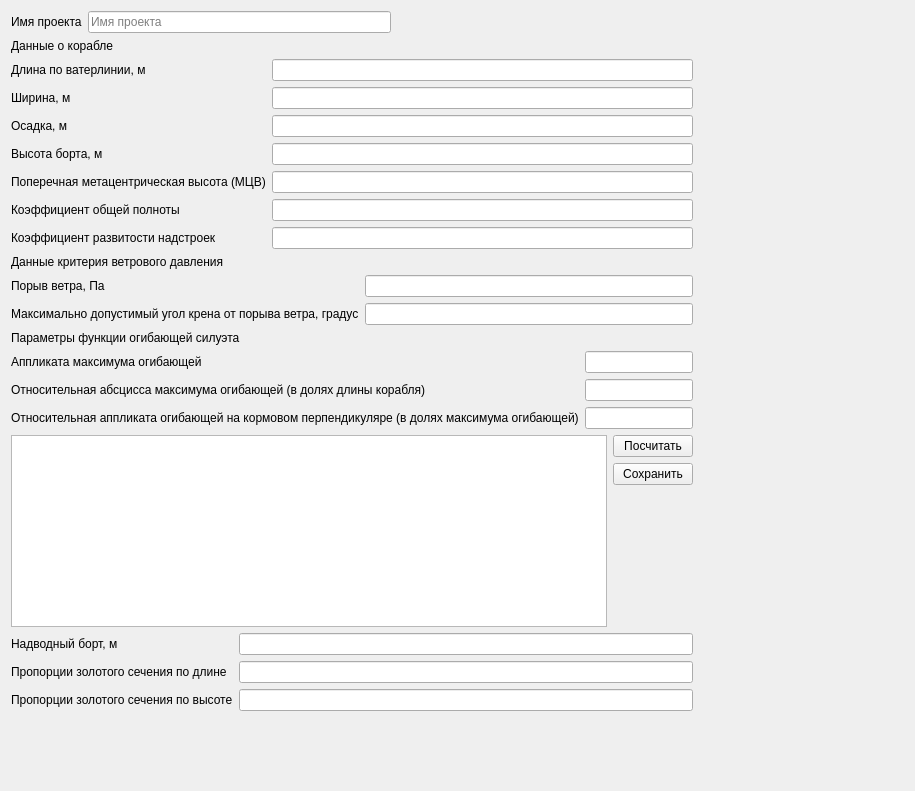
Above: source/gui/generaldata.ui from baseoleph/secad before the change. Below: the same form after it.
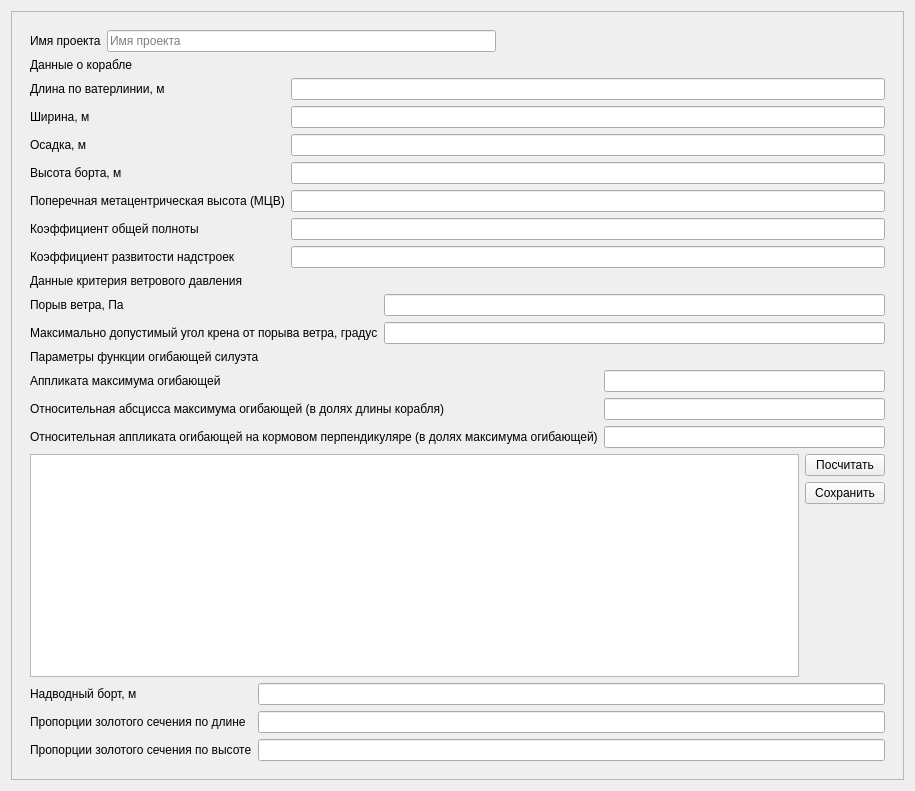
That is the form after the change.

```diff
--- a/source/gui/generaldata.ui
+++ b/source/gui/generaldata.ui
@@ -13,8 +13,26 @@
   <property name="windowTitle">
    <string>Form</string>
   </property>
-  <layout class="QGridLayout" name="gridLayout">
-   <item row="0" column="0" colspan="2">
+  <layout class="QVBoxLayout" name="verticalLayout_4">
+   <item>
+    <widget class="QScrollArea" name="scrollArea">
+     <property name="widgetResizable">
+      <bool>true</bool>
+     </property>
+     <widget class="QWidget" name="scrollAreaWidgetContents">
+      <property name="geometry">
+       <rect>
+        <x>0</x>
+        <y>0</y>
+        <width>895</width>
+        <height>771</height>
+       </rect>
+      </property>
+      <layout class="QVBoxLayout" name="verticalLayout_3">
+       <item>
+        <widget class="QWidget" name="widget" native="true">
+         <layout class="QVBoxLayout" name="verticalLayout_2">
+          <item>
     <layout class="QHBoxLayout" name="horizontalLayout">
      <item>
       <widget class="QLabel" name="label">
@@ -63,14 +81,14 @@
      </item>
     </layout>
    </item>
-   <item row="1" column="0" colspan="2">
+          <item>
     <widget class="QLabel" name="label_9">
      <property name="text">
       <string>Данные о корабле</string>
      </property>
     </widget>
    </item>
-   <item row="2" column="0" colspan="2">
+          <item>
     <layout class="QFormLayout" name="formLayout">
      <item row="0" column="0">
       <widget class="QLabel" name="label_2">
@@ -191,29 +209,16 @@
        </property>
       </widget>
      </item>
-    </layout>
-   </item>
-   <item row="2" column="2">
-    <spacer name="horizontalSpacer">
-     <property name="orientation">
-      <enum>Qt::Horizontal</enum>
-     </property>
-     <property name="sizeHint" stdset="0">
-      <size>
-       <width>40</width>
-       <height>20</height>
-      </size>
-     </property>
-    </spacer>
-   </item>
-   <item row="3" column="0" colspan="2">
+            <item row="7" column="0">
     <widget class="QLabel" name="label_10">
      <property name="text">
       <string>Данные критерия ветрового давления</string>
      </property>
     </widget>
    </item>
-   <item row="4" column="0" colspan="2">
+           </layout>
+          </item>
+          <item>
     <layout class="QFormLayout" name="formLayout_3">
      <item row="0" column="0">
       <widget class="QLabel" name="label_11">
@@ -237,14 +242,14 @@
      </item>
     </layout>
    </item>
-   <item row="5" column="0" colspan="2">
+          <item>
     <widget class="QLabel" name="label_13">
      <property name="text">
       <string>Параметры функции огибающей силуэта</string>
      </property>
     </widget>
    </item>
-   <item row="6" column="0" colspan="2">
+          <item>
     <layout class="QFormLayout" name="formLayout_4">
      <item row="0" column="0">
       <widget class="QLabel" name="label_14">
@@ -278,7 +283,45 @@
      </item>
     </layout>
    </item>
-   <item row="8" column="0" colspan="2">
+          <item>
+           <layout class="QHBoxLayout" name="horizontalLayout_2">
+            <item>
+             <widget class="QGraphicsView" name="graphicsView"/>
+            </item>
+            <item>
+             <layout class="QVBoxLayout" name="verticalLayout">
+              <item>
+               <widget class="QPushButton" name="pushButton_calc">
+                <property name="text">
+                 <string>Посчитать</string>
+                </property>
+               </widget>
+              </item>
+              <item>
+               <widget class="QPushButton" name="pushButton_save">
+                <property name="text">
+                 <string>Сохранить</string>
+                </property>
+               </widget>
+              </item>
+              <item>
+               <spacer name="verticalSpacer_2">
+                <property name="orientation">
+                 <enum>Qt::Vertical</enum>
+                </property>
+                <property name="sizeHint" stdset="0">
+                 <size>
+                  <width>20</width>
+                  <height>40</height>
+                 </size>
+                </property>
+               </spacer>
+              </item>
+             </layout>
+            </item>
+           </layout>
+          </item>
+          <item>
     <layout class="QGridLayout" name="gridLayout_2">
      <item row="2" column="1">
       <widget class="QLineEdit" name="lineEdit_gsl"/>
@@ -312,56 +355,12 @@
      </item>
     </layout>
    </item>
-   <item row="9" column="0">
-    <spacer name="verticalSpacer">
-     <property name="orientation">
-      <enum>Qt::Vertical</enum>
-     </property>
-     <property name="sizeHint" stdset="0">
-      <size>
-       <width>20</width>
-       <height>40</height>
-      </size>
-     </property>
-    </spacer>
-   </item>
-   <item row="7" column="0" colspan="2">
-    <layout class="QHBoxLayout" name="horizontalLayout_2">
-     <item>
-      <widget class="QGraphicsView" name="graphicsView"/>
-     </item>
-     <item>
-      <layout class="QVBoxLayout" name="verticalLayout">
-       <item>
-        <widget class="QPushButton" name="pushButton_calc">
-         <property name="text">
-          <string>Посчитать</string>
-         </property>
+         </layout>
         </widget>
        </item>
-       <item>
-        <widget class="QPushButton" name="pushButton_save">
-         <property name="text">
-          <string>Сохранить</string>
-         </property>
-        </widget>
-       </item>
-       <item>
-        <spacer name="verticalSpacer_2">
-         <property name="orientation">
-          <enum>Qt::Vertical</enum>
-         </property>
-         <property name="sizeHint" stdset="0">
-          <size>
-           <width>20</width>
-           <height>40</height>
-          </size>
-         </property>
-        </spacer>
-       </item>
       </layout>
-     </item>
-    </layout>
+     </widget>
+    </widget>
    </item>
   </layout>
  </widget>
```
Lines whose indentation alone changed are shown as unchanged.
